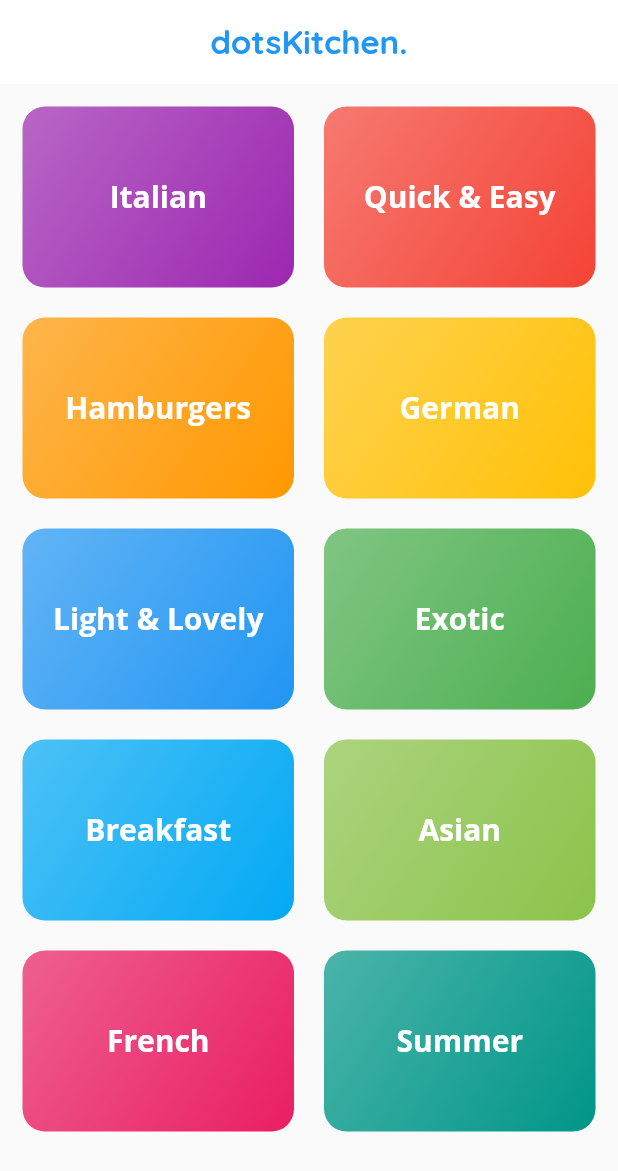
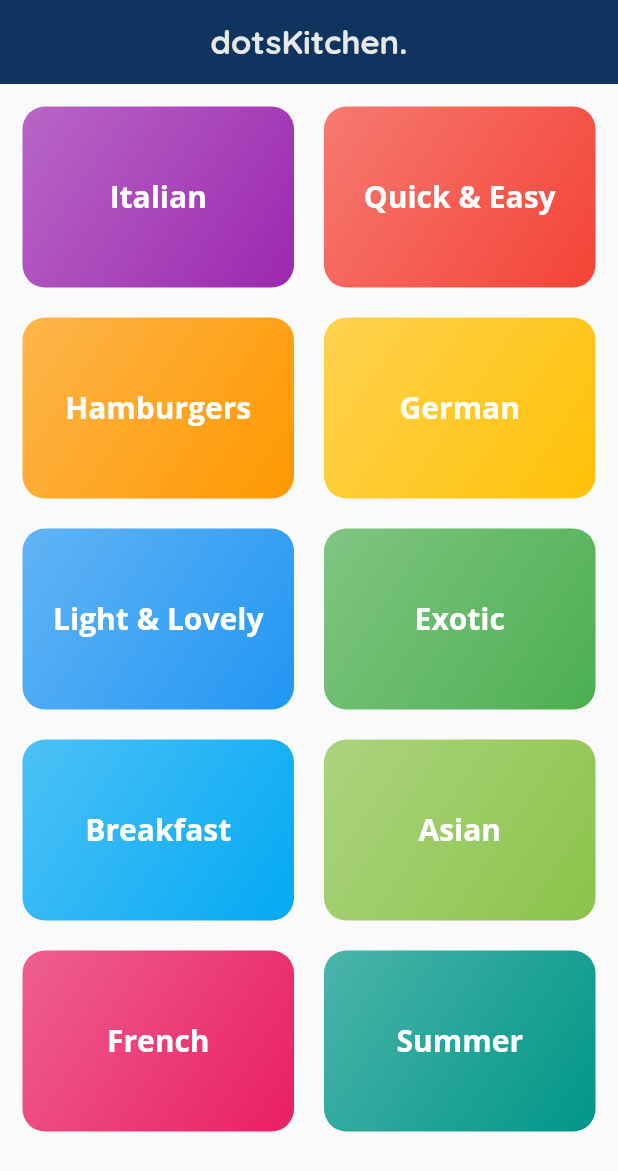
Before and after one commit to Ahmadbltagy/dots_kitchen, a Flutter app: the screen it shows after launch, on a phone screen of 412 x 824 dp. Shown: the top 1171 px of the screen. Run offline on Flutter 3.47's test engine with Material 2 defaults, Android fonts, the phone set to English and light mode, and no system bars.

```diff
--- a/lib/main.dart
+++ b/lib/main.dart
@@ -1,3 +1,5 @@
+import 'package:dots_kitchen/screens/meal_detail_screen.dart';
+
 import 'screens/categories_meals_screen.dart';
 import 'screens/categories_screen.dart';
 import 'package:flutter/material.dart';
@@ -15,26 +17,33 @@ class MyApp extends StatelessWidget {
         appBarTheme: AppBarTheme(
           elevation: 0,
           centerTitle: true,
-          color: Colors.white,
+          color: Color(0xff0f3460),
         ),
         textTheme: TextTheme(
           headline1: TextStyle(
-            color: Colors.blue,
+            color: Color(0xffe8e8e8),
             fontFamily: 'Quicksand',
             fontWeight: FontWeight.bold,
             fontSize: 22,
           ),
           bodyText1: TextStyle(
-            color: Colors.white,
             fontFamily: 'OpenSans',
             fontWeight: FontWeight.bold,
             fontSize: 20,
+            color: Colors.white,
+          ),
+          bodyText2: TextStyle(
+            fontFamily: 'OpenSans',
+            fontWeight: FontWeight.bold,
+            fontSize: 20,
+            color: Colors.black,
           ),
         ),
       ),
       routes: {
         '/': (ctx) => CategoriesScreen(),
         '/categories-meal': (ctx) => CatMealScreen(),
+        '/meal-detail': (ctx) => MealDetailScreen(),
       },
     );
   }
--- a/lib/screens/categories_meals_screen.dart
+++ b/lib/screens/categories_meals_screen.dart
@@ -23,6 +23,7 @@ class CatMealScreen extends StatelessWidget {
         itemCount: catMeals.length,
         itemBuilder: (ctx, index) {
           return MealItem(
+            id: catMeals[index].id,
             title: catMeals[index].title,
             imageUrl: catMeals[index].imageUrl,
             duration: catMeals[index].duration,
```
Also changed, not shown: lib/screens/meal_detail_screen.dart (added, +91 -0 lines), lib/widgets/meal_item.dart (+11 -2 lines).
